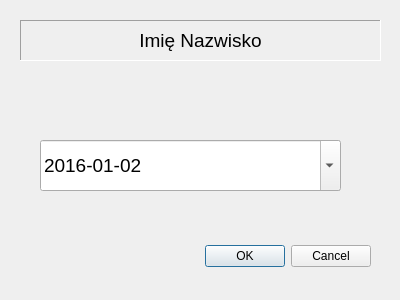
Old version of the form edit_dialog.ui in the repository loju/zielony.
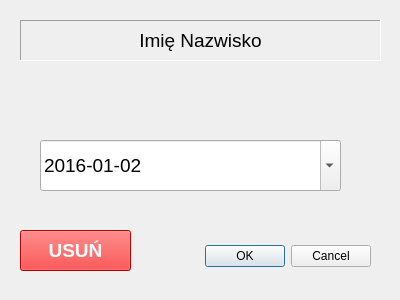
New version of the form.

The edit to the form file:
```diff
--- a/edit_dialog.ui
+++ b/edit_dialog.ui
@@ -98,6 +98,31 @@
     <bool>true</bool>
    </property>
   </widget>
+  <widget class="QPushButton" name="delButton">
+   <property name="geometry">
+    <rect>
+     <x>20</x>
+     <y>230</y>
+     <width>111</width>
+     <height>41</height>
+    </rect>
+   </property>
+   <property name="font">
+    <font>
+     <family>Arial</family>
+     <pointsize>14</pointsize>
+     <weight>75</weight>
+     <bold>true</bold>
+    </font>
+   </property>
+   <property name="styleSheet">
+    <string notr="true">background-color: rgb(255, 0, 0);
+color: rgb(255, 255, 255);</string>
+   </property>
+   <property name="text">
+    <string>USUŃ</string>
+   </property>
+  </widget>
  </widget>
  <resources/>
  <connections>
```
